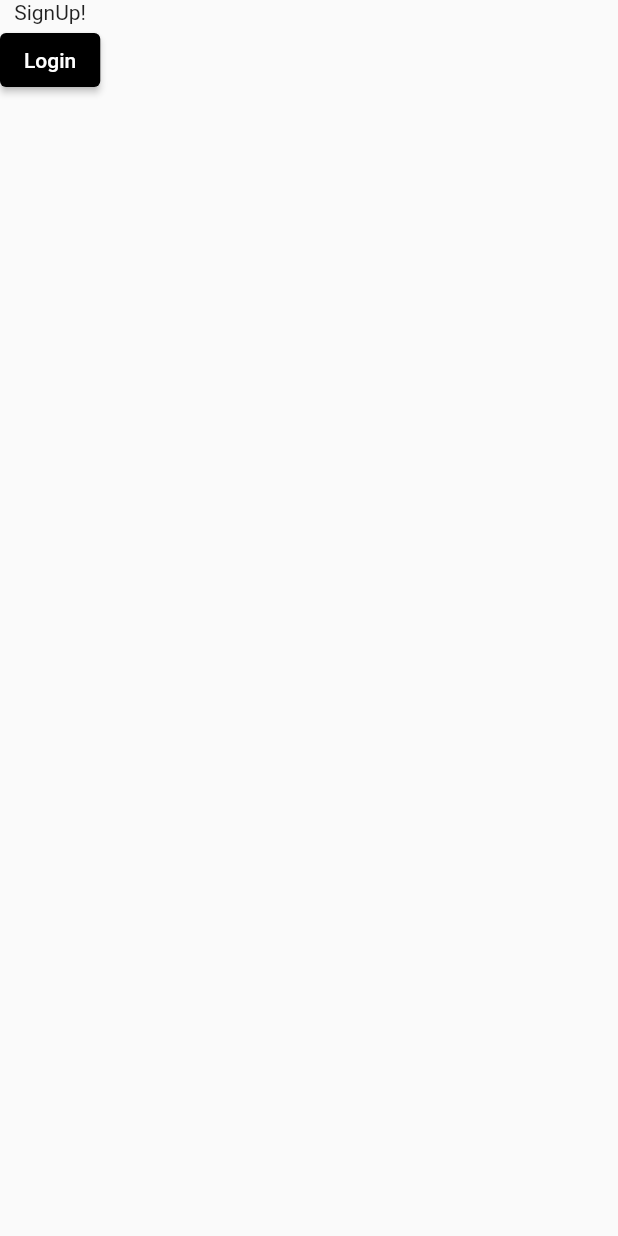
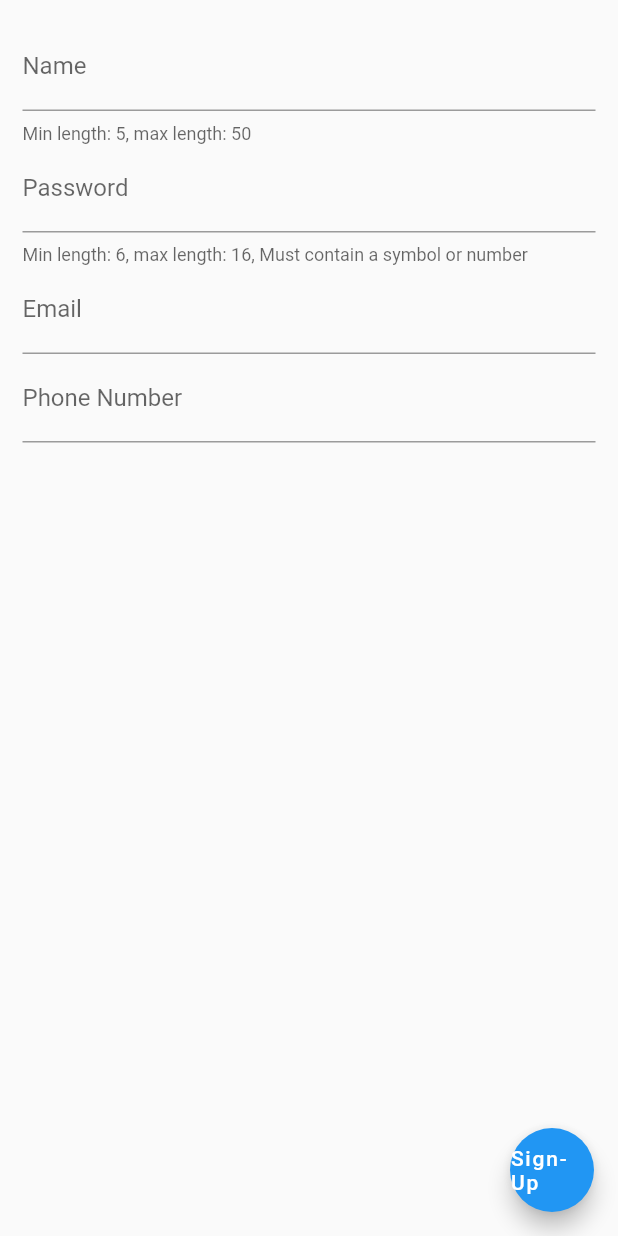
Before and after one commit to StevenAttipoe/workwaves, a Flutter app: the SignUp screen opened directly, on a phone screen of 412 x 824 dp. Run offline on Flutter 3.47's test engine with Material 2 defaults, Android fonts, the phone set to English and light mode, and no system bars; our stand-ins replace flutter_map, form_validator, hexcolor, latlong2, splashscreen; statements that could not run were skipped.

Commit message:
Signup page

```diff
--- a/lib/views/signup.dart
+++ b/lib/views/signup.dart
@@ -1,36 +1,101 @@
 import 'package:flutter/material.dart';
 import 'package:workwaves/views/home.dart';
+import 'package:form_validator/form_validator.dart';
 
 class SignUp extends StatefulWidget {
-  const SignUp({ Key? key }) : super(key: key);
+  const SignUp({Key? key}) : super(key: key);
 
   @override
   State<SignUp> createState() => _SignUpState();
 }
 
 class _SignUpState extends State<SignUp> {
+  GlobalKey<FormState> _form = GlobalKey<FormState>();
+
+  void _validate() {
+    /*how to handle that: are you 100% sure that in this case "_formKey.currentState" CAN'T ever be null
+    telling by hand the compiler that calling "validate" method is completely safe at this point*/
+    _form.currentState!.validate();
+  }
+
   @override
   Widget build(BuildContext context) {
+    RegExp exp =
+        RegExp("^(?=.*[A-Za-z])(?=.*\d)(?=.*[@!%.*#?&])[A-Za-z\d@!%*#?&]{8,}");
+    String str =
+        "Must include alphanumeric and symbol and atleast 8 characters";
+
     return Scaffold(
-          body: SafeArea(
-            child:  Column(
-              children: [
-                Text("SignUp!"),
+      body: Form(
+        key: _form,
+        child: SingleChildScrollView(
+          padding: const EdgeInsets.all(15),
+          child: Column(
+            mainAxisAlignment: MainAxisAlignment.center,
+            children: <Widget>[
+              TextFormField(
+                validator: ValidationBuilder()
+                    .minLength(5)
+                    .maxLength(50)
+                    .required()
+                    .build(),
+                decoration: InputDecoration(
+                  labelText: 'Name',
+                  helperText: 'Min length: 5, max length: 50',
+                ),
+              ),
+              TextFormField(
+                validator: ValidationBuilder()
+                    .minLength(8)
+                    .maxLength(20)
+                    .regExp(exp, str)
+                    .required()
+                    .build(),
+                /*validator: requiredValidator,*/
+                decoration: InputDecoration(
+                  labelText: 'Password',
+                  helperText:
+                      'Min length: 6, max length: 16, Must contain a symbol or number',
+                ),
+                obscureText: true,
+                enableSuggestions: false,
+                autocorrect: false,
+              ),
+              TextFormField(
+                validator: ValidationBuilder()
+                    .email()
+                    .maxLength(50)
+                    .required()
+                    .build(),
+                decoration: InputDecoration(labelText: 'Email'),
+                keyboardType: TextInputType.text,
+              ),
+              TextFormField(
+                validator: ValidationBuilder().phone().maxLength(10).build(),
+                decoration: InputDecoration(labelText: 'Phone Number'),
+              ),
+              SizedBox(height: 30),
+            ],
+          ),
+        ),
+      ),
+      floatingActionButton: FloatingActionButton(
+        /* tooltip: 'Next',*/
+        child: Text('Sign-Up'),
+        onPressed: () {
+          _validate();
 
-              ElevatedButton(
-                onPressed: () {
-                    Navigator.pushReplacement(
-                    context,
-                    MaterialPageRoute(
-                      builder: (context)=>Home()));
-                },
-                child: Text('Login'),
-                style: ElevatedButton.styleFrom(
-                  primary: Colors.black
-                )
-              )],
-            )
-          ),
+          Navigator.pushReplacement(
+              context, MaterialPageRoute(builder: (context) => Home()));
+        },
+      ),
+      /*ElevatedButton: ElevatedButton(
+          onPressed: () {
+            Navigator.pushReplacement(
+                context, MaterialPageRoute(builder: (context) => Home()));
+          },
+          child: Text('Sign-Up'),
+          style: ElevatedButton.styleFrom(primary: Colors.black)),*/
     );
   }
 }
--- a/pubspec.yaml
+++ b/pubspec.yaml
@@ -33,6 +33,8 @@ dependencies:
   flutter_map: any # or the latest version on Pub
   splashscreen: ^1.3.5
   hexcolor: ^2.0.6
+  form_validator: ^1.0.2
+  form_field_validator: ^1.1.0
 
 
   # The following adds the Cupertino Icons font to your application.
```
